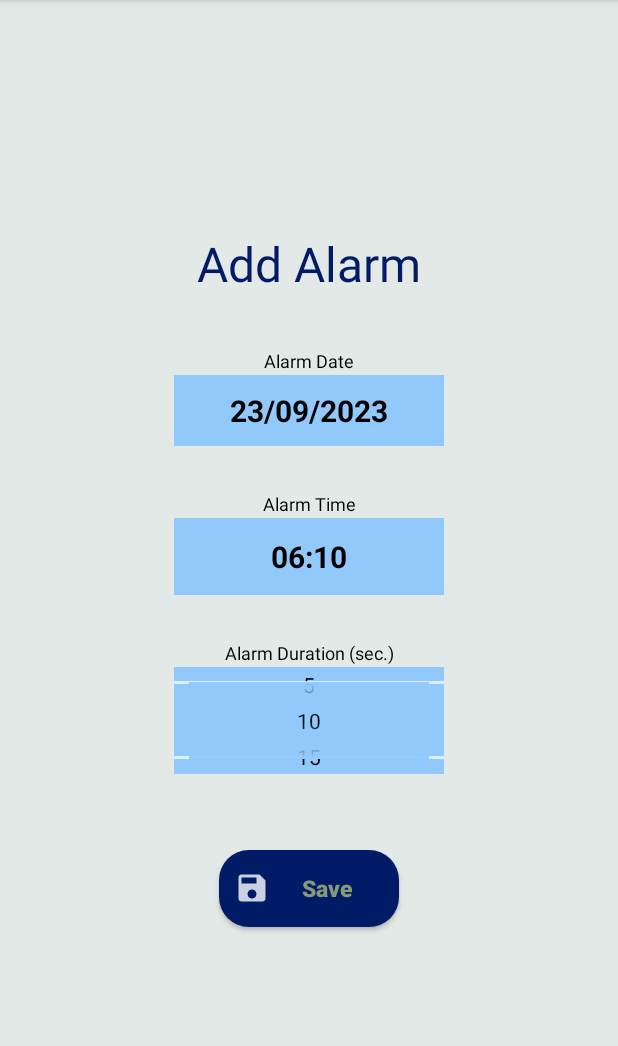
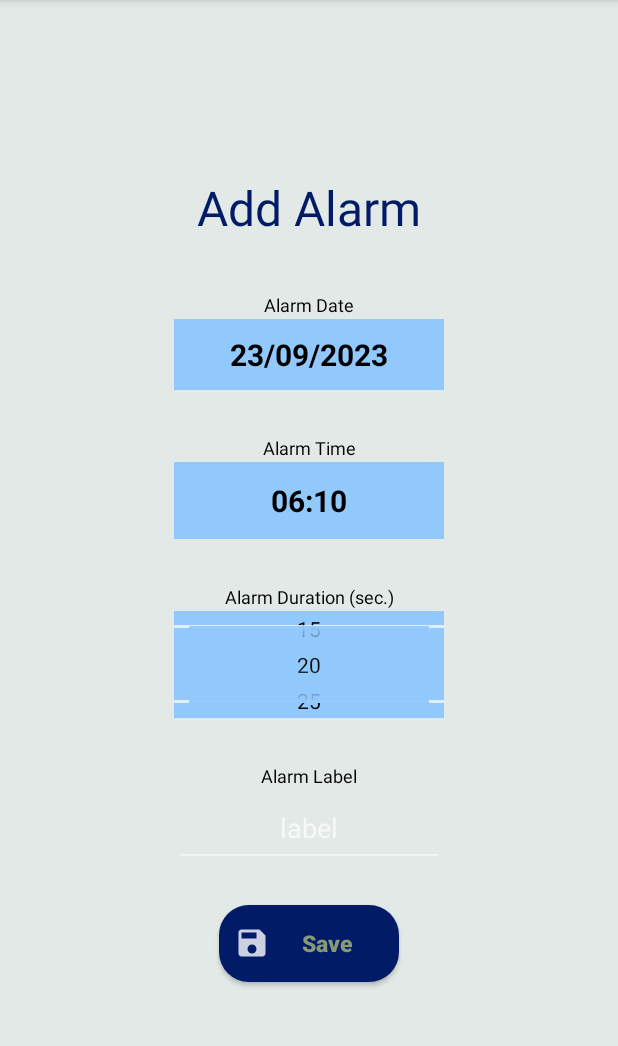
Before and after one commit to binyaf/alarm4aba, an Android app: the screen it shows after launch (SetAlarmActivity), after a tap on "Add Alarm", on a phone screen of 412 x 824 dp, the part 84-1130 px from its top. Run offline under Robolectric (Android 15) with nearby library versions, the phone set to English and light mode, and no system bars; libraries missing offline, so code that uses them is left out: com.kosherjava.zmanim; pictures from the network do not load; 1 statement that could not run was skipped.

Commit message:
added label (not completed)

```diff
--- a/app/build.gradle
+++ b/app/build.gradle
@@ -8,9 +8,9 @@ android {
 
     defaultConfig {
         applicationId "com.alarms.myalarm"
-        minSdk 30
+        minSdk 28
         targetSdk 33
-        versionCode 5
+        versionCode 9
         versionName "0.0.1"
 
         testInstrumentationRunner "androidx.test.runner.AndroidJUnitRunner"
--- a/app/src/main/java/com/alarms/myalarm/activity/MainActivity.java
+++ b/app/src/main/java/com/alarms/myalarm/activity/MainActivity.java
@@ -18,6 +18,8 @@ import android.text.method.LinkMovementMethod;
 import android.text.style.ClickableSpan;
 import android.text.style.ImageSpan;
 import android.util.Log;
+import android.view.Menu;
+import android.view.MenuItem;
 import android.view.View;
 import android.widget.Button;
 import android.widget.ImageView;
@@ -41,8 +43,12 @@ import com.kosherjava.zmanim.hebrewcalendar.HebrewDateFormatter;
 import com.kosherjava.zmanim.hebrewcalendar.JewishDate;
 
 import java.text.DateFormat;
+import java.util.ArrayList;
 import java.util.Calendar;
+import java.util.Collections;
+import java.util.Comparator;
 import java.util.Date;
+import java.util.List;
 import java.util.Map;
 
 
@@ -50,7 +56,6 @@ public class MainActivity extends AppCompatActivity {
 
     private Button editAlarmBtn;
     private Button deleteAlarmBtn;
-
 
     private AlarmManager alarmManager;
 
@@ -75,9 +80,9 @@ public class MainActivity extends AppCompatActivity {
         Button addAlarmBtn = findViewById(R.id.addAdditionAlarmBtn);
         linearLayout = findViewById(R.id.alarmsLayout);
 
-        Map<Integer, Alarm> allAlarms = alarmsPersistService.getAlarms();
+        List<Alarm> allAlarms = alarmsPersistService.getAlarmsList();
 
-        if (allAlarms.keySet().size() >= MAX_ALARMS) {
+        if (allAlarms.size() >= MAX_ALARMS) {
             addAlarmBtn.setEnabled(false);
             int backgroundColor = ContextCompat.getColor(this, R.color.grey); // Replace with your color resource
             addAlarmBtn.setBackgroundTintList(ColorStateList.valueOf(backgroundColor));
@@ -91,10 +96,11 @@ public class MainActivity extends AppCompatActivity {
         // Set margins (left, top, right, bottom) as needed
         layoutParams.setMargins(10, 50, 10, 10);
 
-        for (Integer alarmId : allAlarms.keySet()) {
-            Alarm alarm = allAlarms.get(alarmId);
-            if (alarm != null) {
-                createTextViewForAlarm(alarm, allAlarms, layoutParams);
+        for (Alarm alarm : allAlarms) {
+            if (alarm != null && alarm.getDateAndTime().after(Calendar.getInstance())) {
+                createTextViewForAlarm(alarm, layoutParams);
+            } else { //for some reason we have an alarm in the  past - let's remove it
+                alarmsPersistService.removeAlarm(alarm);
             }
         }
 
@@ -113,7 +119,7 @@ public class MainActivity extends AppCompatActivity {
 
     }
 
-    private void createTextViewForAlarm(Alarm alarm, Map<Integer, Alarm> allAlarms, LinearLayout.LayoutParams layoutParams) {
+    private void createTextViewForAlarm(Alarm alarm, LinearLayout.LayoutParams layoutParams) {
 
         TextView textView = new TextView(getApplicationContext());
         Calendar alarmDateAndTime = alarm.getDateAndTime();
@@ -124,13 +130,16 @@ public class MainActivity extends AppCompatActivity {
             String warning = buildWarningMsg(alarm);
 
             if (warning != null) {
-                String fullMsg = html + "<br>warning  ";
+                String warningStr = getString(R.string.warning);
+                String fullMsg = html + warningStr + "&nbsp;&nbsp;";
                 Spanned spanned = Html.fromHtml(fullMsg);
-                SpannableString spannableString = new SpannableString(spanned);
                 Drawable icon = getResources().getDrawable(R.drawable.warning_icon);
                 icon.setBounds(0, 0, icon.getIntrinsicWidth(), icon.getIntrinsicHeight());
                 ImageSpan imageSpan = new ImageSpan(icon, ImageSpan.ALIGN_BOTTOM);
+
+                SpannableString spannableString = new SpannableString(spanned);
                 int textLength = spannableString.length();
+
                 spannableString.setSpan(imageSpan, textLength -1, textLength, Spannable.SPAN_INCLUSIVE_EXCLUSIVE);
 
                 ClickableSpan clickableSpan = new ClickableSpan() {
@@ -148,6 +157,7 @@ public class MainActivity extends AppCompatActivity {
                         ds.setColor(ContextCompat.getColor(getApplicationContext(), R.color.light_blue));
                     }
                 };
+
                 spannableString.setSpan(clickableSpan, textLength -1, textLength, Spannable.SPAN_INCLUSIVE_EXCLUSIVE);
                 textView.setMovementMethod(LinkMovementMethod.getInstance());
                 textView.setHighlightColor(Color.TRANSPARENT);
@@ -216,7 +226,7 @@ public class MainActivity extends AppCompatActivity {
                             alarmManager.cancel(pendingIntent);
                             Log.d("ALARM", "Alarm was canceled");
                         }
-                        removeAlarmFromInternalStorage(alarm, allAlarms);
+                        alarmsPersistService.removeAlarm(alarm);
                         startActivity(new Intent(this, MainActivity.class));
                     });
 
@@ -239,11 +249,6 @@ public class MainActivity extends AppCompatActivity {
         textView.setLayoutParams(layoutParams);
         linearLayout.addView(textView);
 
-    }
-
-    private void removeAlarmFromInternalStorage(Alarm alarmToRemove, Map<Integer, Alarm> allAlarms) {
-        allAlarms.remove(alarmToRemove.getId(), alarmToRemove);
-        alarmsPersistService.saveAlarms(allAlarms);
     }
 
     private void deselectAllTextViews() {
@@ -370,6 +375,22 @@ public class MainActivity extends AppCompatActivity {
         return text;
     }
 
+    @Override
+    public boolean onCreateOptionsMenu(Menu menu) {
+        getMenuInflater().inflate(R.menu.main_menu, menu);
+        return true;
+    }
+
+    @Override
+    public boolean onOptionsItemSelected(MenuItem item) {
+        if (item.getItemId() == R.id.action_settings) {
+            Intent intent = new Intent(this, SettingsActivity.class);
+            startActivity(intent);
+            return true;
+        }
+        return super.onOptionsItemSelected(item);
+    }
+
     private AlertDialog createTodayZmanimAlertDialog(String msg) {
         AlertDialog.Builder builder = new AlertDialog.Builder(this);
         builder.setTitle(getString(R.string.todays_zmanim))
@@ -394,8 +415,7 @@ public class MainActivity extends AppCompatActivity {
         long sunset  = zcal.getSunset().getTime();
 
         DateFormat timeFormat = DateTimesFormats.timeFormat;
-        return
-                "<br>" +  getString(R.string.latest_shma_gra, timeFormat.format(szMGA))  + " <br><br>" +
+        return  "<br>" +  getString(R.string.latest_shma_gra, timeFormat.format(szMGA))  + " <br><br>" +
                           getString(R.string.latest_shma_mga, timeFormat.format(szGRA))  + " <br><br>" +
                           getString(R.string.latest_shacharis_mga, timeFormat.format(szTfilaMGA)) + " <br><br>" +
                           getString(R.string.latest_shacharis_gra, timeFormat.format(szTfilaGRA)) +  " <br><br>" +
--- a/app/src/main/java/com/alarms/myalarm/activity/SetAlarmActivity.java
+++ b/app/src/main/java/com/alarms/myalarm/activity/SetAlarmActivity.java
@@ -7,10 +7,12 @@ import android.app.PendingIntent;
 import android.app.TimePickerDialog;
 import android.content.Intent;
 import android.graphics.Color;
+import android.os.Build;
 import android.os.Bundle;
 import android.text.Html;
 import android.util.Log;
 import android.widget.Button;
+import android.widget.EditText;
 import android.widget.NumberPicker;
 import android.widget.TextView;
 
@@ -27,8 +29,10 @@ import com.alarms.myalarm.types.IntentKeys;
 import java.text.DateFormat;
 import java.text.SimpleDateFormat;
 import java.util.Calendar;
+import java.util.HashMap;
 import java.util.Locale;
 import java.util.Map;
+import java.util.TreeMap;
 import java.util.UUID;
 
 public class SetAlarmActivity extends AppCompatActivity {
@@ -36,14 +40,14 @@ public class SetAlarmActivity extends AppCompatActivity {
     private AlarmManager alarmManager;
     private DatePickerDialog datePickerDialog;
     private TimePickerDialog timePickerDialog;
-
     private TextView dateText;
     private TextView timeText;
     private final DateFormat dateFormat = new SimpleDateFormat("dd/MM/yyy", Locale.US);
     private final DateFormat timeFormat = new SimpleDateFormat("HH:mm", Locale.US);
-    private final DateFormat dateTimeFormat = new SimpleDateFormat("dd/MM/yy HH:mm:ss", Locale.US);
+
     private NumberPicker numberPicker;
 
+    private EditText alarmLabelEditText;
     private AlarmsPersistService alarmsPersistService;
 
     @Override
@@ -53,7 +57,6 @@ public class SetAlarmActivity extends AppCompatActivity {
         alarmsPersistService = new AlarmsPersistService(getApplicationContext());
         TextView title = findViewById(R.id.addEditAlarmTitle);
         final Alarm alarm;
-      //  Bundle extras = getIntent().getExtras();
 
         if (getIntent() != null && getIntent().getSerializableExtra(IntentKeys.ALARM) != null) {
             alarm = (Alarm) getIntent().getSerializableExtra(IntentKeys.ALARM);
@@ -65,7 +68,6 @@ public class SetAlarmActivity extends AppCompatActivity {
         }
 
         Calendar alarmDateAndTime = alarm.getDateAndTime();
-        int alarmDuration = alarm.getDuration();
 
         alarmManager = (AlarmManager) getSystemService(ALARM_SERVICE);
 
@@ -74,14 +76,35 @@ public class SetAlarmActivity extends AppCompatActivity {
         timeText = findViewById(R.id.selectTimeText);
         timeText.setText(timeFormat.format(alarmDateAndTime.getTime()));
         numberPicker = findViewById(R.id.numberPicker);
-        numberPicker.setTextColor(Color.BLACK);
+        alarmLabelEditText = findViewById(R.id.alarmLabel);
 
-        String[] alarmDurationValues = new String[]{"5", "10", "15","20"
+        if (Build.VERSION.SDK_INT >= Build.VERSION_CODES.Q) {
+            numberPicker.setTextColor(Color.BLACK);
+        }
+
+        Map<Integer, Integer> alarmDurationMap = new TreeMap<Integer, Integer>();
+        alarmDurationMap.put(5, 0);
+        alarmDurationMap.put(10,1);
+        alarmDurationMap.put(15, 2);
+        alarmDurationMap.put(20, 3);
+        alarmDurationMap.put(25, 4);;
+        alarmDurationMap.put(30, 5);
+        alarmDurationMap.put(40, 6);
+        alarmDurationMap.put(50, 7);
+        alarmDurationMap.put(60, 8);
+        alarmDurationMap.put(70, 9);
+        alarmDurationMap.put(80, 10);
+        alarmDurationMap.put(90, 11);
+        alarmDurationMap.put(100, 12);
+        alarmDurationMap.put(110, 13);
+        alarmDurationMap.put(120, 14);
+
+        String[] alarmDisplayedValues = new String[]{"5", "10", "15","20"
                 ,"25","30","40","50","60","70","80","90","100","110","120"};
         numberPicker.setMinValue(0);
-        numberPicker.setMaxValue(alarmDurationValues.length - 1);
-        numberPicker.setDisplayedValues(alarmDurationValues);
-        numberPicker.setValue((alarmDuration/10)-1);
+        numberPicker.setMaxValue(alarmDisplayedValues.length - 1);
+        numberPicker.setDisplayedValues(alarmDisplayedValues);
+        numberPicker.setValue(alarmDurationMap.get(alarm.getDuration()));
 
         timeText.setOnClickListener(v -> {
             timePickerDialog = new TimePickerDialog(this,
@@ -92,7 +115,7 @@ public class SetAlarmActivity extends AppCompatActivity {
                         timeText.setText(timeTxt);
                         Log.d("TAG", "Selected time: " + timeTxt);
                     }, alarmDateAndTime.get(Calendar.HOUR_OF_DAY),
-                    alarmDateAndTime.get(Calendar.MINUTE), false);
+                    alarmDateAndTime.get(Calendar.MINUTE), true);
             timePickerDialog.show();
         });
 
@@ -118,8 +141,10 @@ public class SetAlarmActivity extends AppCompatActivity {
 
             if (alarmDateAndTime.after(Calendar.getInstance())) {
                 int value = numberPicker.getValue();
-                alarm.setDuration(Integer.parseInt(alarmDurationValues[value]));
+                alarm.setDuration(Integer.valueOf(alarmDisplayedValues[value]));
 
+                String labelStr = alarmLabelEditText.getText().toString();
+                alarm.setLabel(labelStr);
                 saveAlarm(alarm);
 
                Intent i = new Intent(this, MainActivity.class);
@@ -145,9 +170,6 @@ public class SetAlarmActivity extends AppCompatActivity {
         }
 
         PendingIntent pendingIntent = IntentCreator.getAlarmPendingIntent(this, getApplication(), alarm);
-        Log.d("ALARM", "now: " + dateTimeFormat.format(Calendar.getInstance().getTime()) + " | " +
-                "alarm: " + dateTimeFormat.format(alarm.getDateAndTime().getTime())  + " | " +
-                "type: " + alarm.getType().toString());
 
         AlarmManager.AlarmClockInfo alarmClockInfo =
                 new AlarmManager.AlarmClockInfo(alarm.getDateAndTime().getTimeInMillis(), pendingIntent);
--- a/app/src/main/java/com/alarms/myalarm/tools/AlarmReceiver.java
+++ b/app/src/main/java/com/alarms/myalarm/tools/AlarmReceiver.java
@@ -21,10 +21,7 @@ import com.alarms.myalarm.types.IntentKeys;
 import java.util.Map;
 
 public class AlarmReceiver extends BroadcastReceiver {
-
-
     private AlarmsPersistService alarmsPersistService;
-
     @RequiresApi(api = Build.VERSION_CODES.Q)
     @Override
     public void onReceive(Context context, Intent intent) {
--- a/app/src/main/java/com/alarms/myalarm/tools/AlarmsPersistService.java
+++ b/app/src/main/java/com/alarms/myalarm/tools/AlarmsPersistService.java
@@ -2,13 +2,18 @@ package com.alarms.myalarm.tools;
 
 import android.content.Context;
 import android.content.SharedPreferences;
+import android.util.Log;
 
 import com.alarms.myalarm.types.Alarm;
 import com.google.gson.Gson;
 import com.google.gson.reflect.TypeToken;
 
 import java.lang.reflect.Type;
+import java.util.ArrayList;
+import java.util.Collections;
+import java.util.Comparator;
 import java.util.HashMap;
+import java.util.List;
 import java.util.Map;
 
 public class AlarmsPersistService {
@@ -16,31 +21,57 @@ public class AlarmsPersistService {
     private final Gson gson;
     private final Context context;
 
+    private static final String ALARMS_KEY = "alarms";
     public AlarmsPersistService(Context context) {
         this.context = context;
         this.gson = new Gson();
     }
 
-
     public Map<Integer, Alarm> getAlarms() {
 
         SharedPreferences preferences = context.getSharedPreferences("MyPrefs", Context.MODE_PRIVATE);
 
-        String alarmsJson = preferences.getString("alarms", "");
-        Map<Integer, Alarm> allAlarms = new HashMap<>();
+        String alarmsJson = preferences.getString(ALARMS_KEY, "");
+        Map<Integer, Alarm> alarmsMap = new HashMap<>();
 
         if (!alarmsJson.isEmpty()) {
             Type listType = new TypeToken<Map<Integer, Alarm>>() {}.getType();
-            allAlarms = gson.fromJson(alarmsJson, listType);
+            alarmsMap = gson.fromJson(alarmsJson, listType);
         }
-        return allAlarms;
+        Log.d("AlarmsPersistService", "retrieved all alarms (Map) | " + alarmsMap.size() + " alarms");
+        return alarmsMap;
+    }
+
+    /*
+    sorted by date (earlier first)
+     */
+    public List<Alarm> getAlarmsList() {
+        Map<Integer, Alarm> alarms = getAlarms();
+
+        if (alarms.size() > 0) {
+            List<Alarm> alarmsList
+                    = new ArrayList<>(alarms.values());
+            Collections.sort(alarmsList, Comparator.comparing(Alarm::getDateAndTime));
+            Log.d("AlarmsPersistService", "retrieved all alarms (List) | " + alarmsList.size() + " alarms");
+            return alarmsList;
+        }
+        Log.d("AlarmsPersistService", "retrieved all alarms (Map) | 0 alarms");
+        return new ArrayList<>();
     }
 
     public void saveAlarms(Map<Integer, Alarm> allAlarms) {
         SharedPreferences preferences = context.getSharedPreferences("MyPrefs", Context.MODE_PRIVATE);
         SharedPreferences.Editor editor = preferences.edit();
         String json = gson.toJson(allAlarms);
-        editor.putString("alarms", json);
+        editor.putString(ALARMS_KEY, json);
         editor.apply();
+        Log.d("AlarmsPersistService", "saved all alarms | " + allAlarms.size() + " 0 alarms");
+    }
+
+    public void removeAlarm(Alarm alarmToRemove) {
+        Map<Integer, Alarm> alarms = getAlarms();
+        alarms.remove(alarmToRemove.getId());
+        saveAlarms(alarms);
+        Log.d("AlarmsPersistService", "removed alarm");
     }
 }
--- a/app/src/main/java/com/alarms/myalarm/types/Alarm.java
+++ b/app/src/main/java/com/alarms/myalarm/types/Alarm.java
@@ -13,8 +13,9 @@ public class Alarm implements Serializable {
 
     private AlarmType type;
     private Calendar dateAndTime;
+    private int duration;
 
-    private int duration;
+    private String label;
 
     public Alarm(AlarmType alarmType, int alarmDurationSec, Calendar alarmDateAndTime) {
         this.id = UUID.randomUUID().hashCode();
@@ -55,5 +56,11 @@ public class Alarm implements Serializable {
         this.duration = duration;
     }
 
+    public String getLabel() {
+        return label;
+    }
 
+    public void setLabel(String label) {
+        this.label = label;
+    }
 }
--- a/app/src/main/res/layout/add_alarm_screen.xml
+++ b/app/src/main/res/layout/add_alarm_screen.xml
@@ -1,6 +1,7 @@
 <?xml version="1.0" encoding="utf-8"?>
 <LinearLayout
     xmlns:android="http://schemas.android.com/apk/res/android"
+    xmlns:tools="http://schemas.android.com/tools"
     android:layout_width="fill_parent"
     android:layout_height="fill_parent"
     android:textAlignment="center"
@@ -97,6 +98,25 @@
         android:layout_marginTop="0sp"
         android:layout_height="71dp"/>
 
+    <TextView
+        android:id="@+id/labelText"
+        android:layout_width="180dp"
+        android:layout_height="20dp"
+        android:layout_margin="1sp"
+        android:gravity="bottom|center"
+        android:hint="Alarm Duration"
+        android:text="@string/alarm_label_label"
+        android:textColor="@color/black"
+        android:textSize="12sp"
+        android:textStyle="normal" />
+    <EditText
+        android:id="@+id/alarmLabel"
+        android:layout_width="180dp"
+        android:layout_height="51dp"
+        android:gravity="center"
+        android:textColor="@color/black"
+        android:hint="label"      />
+
     <Button
         android:id="@+id/addAlarmOk"
         android:layout_width="120dp"
```
Also changed, not shown: app/src/main/AndroidManifest.xml (+24 -4 lines), app/src/main/java/com/alarms/myalarm/activity/OldMainActivity.java (+2 -5 lines), app/src/main/java/com/alarms/myalarm/tools/BootReceiver.java (added, +38 -0 lines), app/src/main/res/layout/old_activity_main.xml (renamed from app/src/main/res/layout/activity_main.xml, +1 -6 lines), app/src/main/res/values/strings.xml (+18 -0 lines), 1 other file.
